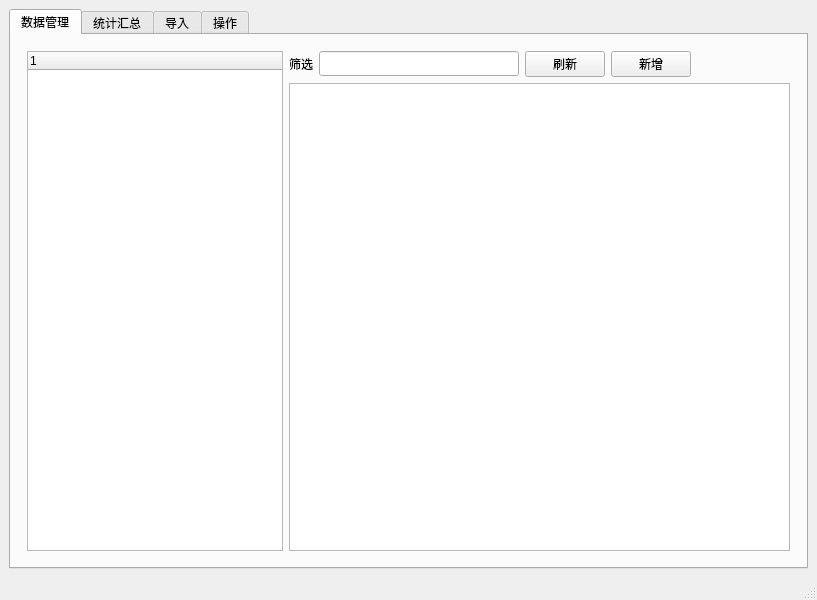
Above: ui/main.ui from LetMeHold/wanbo.py before the change. Below: the same form after it.
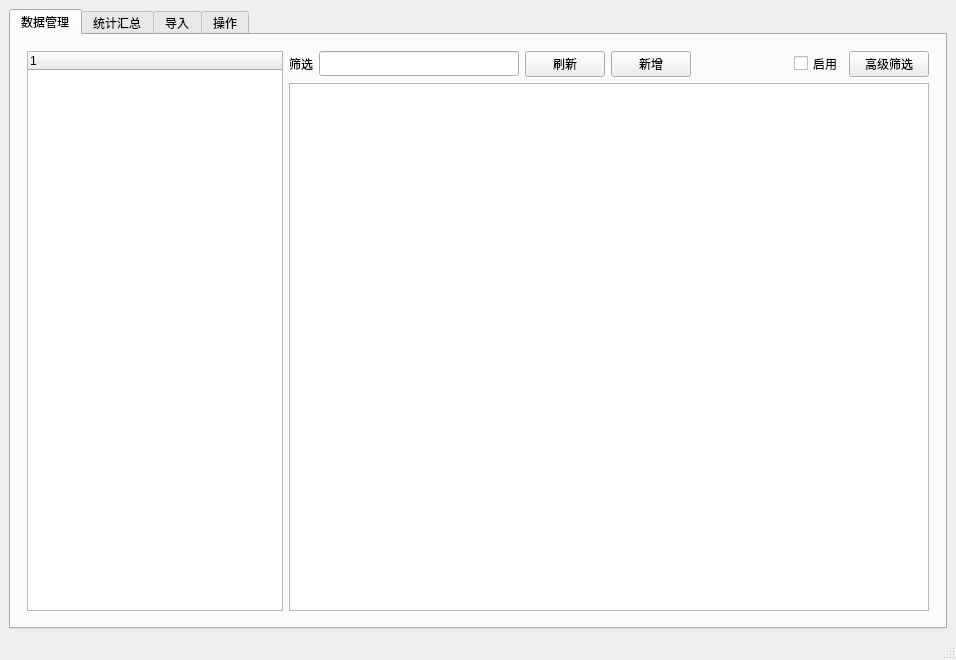
That is the form after the change.

Commit message: 增加高级筛选功能

```diff
--- a/ui/main.ui
+++ b/ui/main.ui
@@ -6,8 +6,8 @@
    <rect>
     <x>0</x>
     <y>0</y>
-    <width>817</width>
-    <height>600</height>
+    <width>956</width>
+    <height>660</height>
    </rect>
   </property>
   <property name="windowTitle">
@@ -142,6 +142,38 @@
               </property>
              </spacer>
             </item>
+            <item>
+             <widget class="QCheckBox" name="cbFilter">
+              <property name="minimumSize">
+               <size>
+                <width>0</width>
+                <height>25</height>
+               </size>
+              </property>
+              <property name="text">
+               <string>启用</string>
+              </property>
+             </widget>
+            </item>
+            <item>
+             <widget class="QPushButton" name="btnAdvFilter">
+              <property name="sizePolicy">
+               <sizepolicy hsizetype="Fixed" vsizetype="Fixed">
+                <horstretch>0</horstretch>
+                <verstretch>0</verstretch>
+               </sizepolicy>
+              </property>
+              <property name="minimumSize">
+               <size>
+                <width>0</width>
+                <height>25</height>
+               </size>
+              </property>
+              <property name="text">
+               <string>高级筛选</string>
+              </property>
+             </widget>
+            </item>
            </layout>
           </item>
           <item>
```
Left out of the diff: 4 changed lines with no effect on the pictures. The commit also changes 4 other files.
